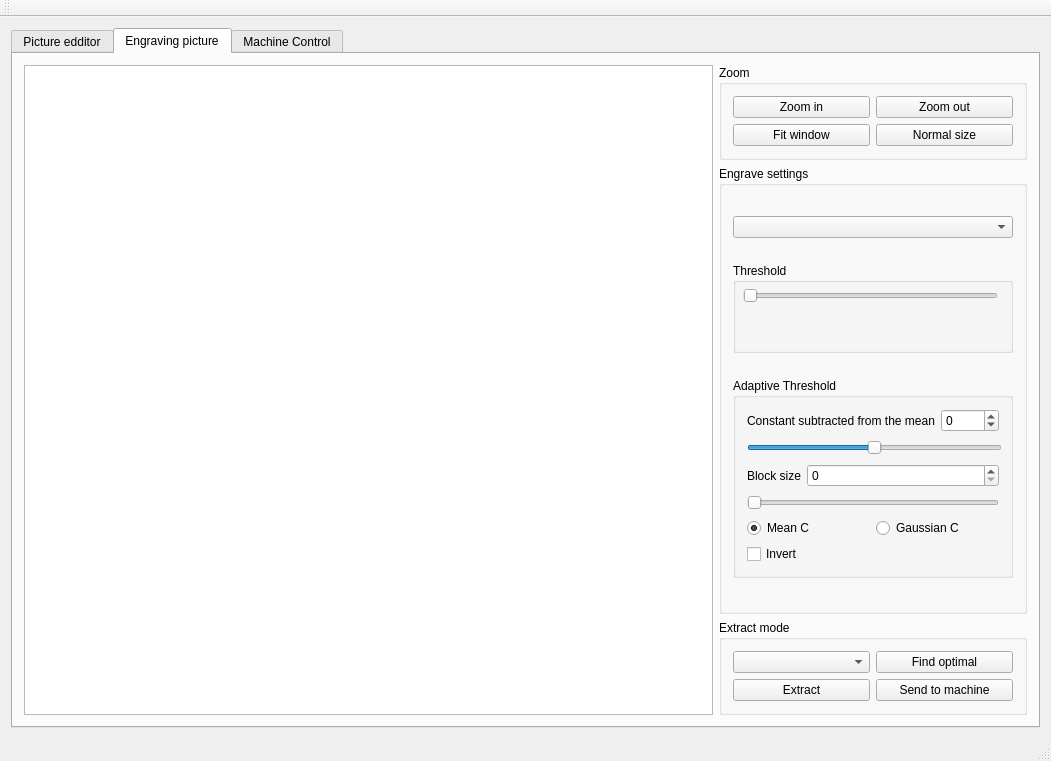
Above: mainwindow/mainwindow.ui from CommName/Cengrave before the change. Below: the same form after it.
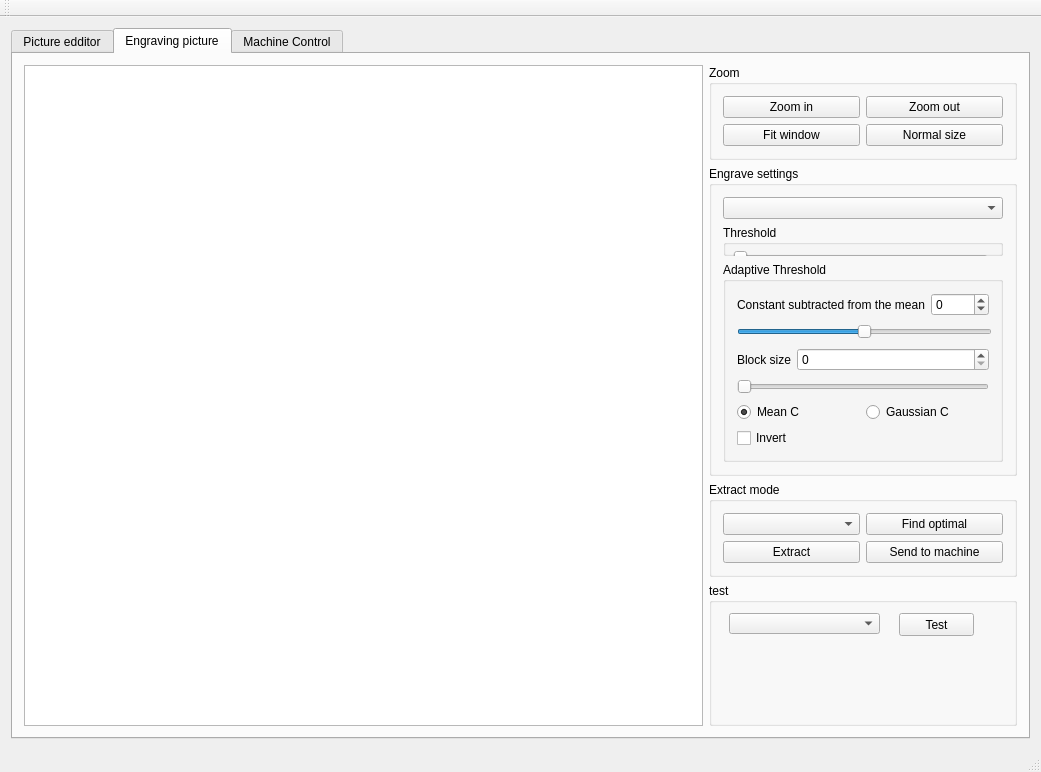
That is the form after the change.

Commit message: Base of the GraphImage class

What changed in the file:
```diff
--- a/mainwindow/mainwindow.ui
+++ b/mainwindow/mainwindow.ui
@@ -6,8 +6,8 @@
    <rect>
     <x>0</x>
     <y>0</y>
-    <width>1051</width>
-    <height>761</height>
+    <width>1041</width>
+    <height>772</height>
    </rect>
   </property>
   <property name="windowTitle">
@@ -354,7 +354,7 @@
          <widget class="QGraphicsView" name="imageViewMode1"/>
         </item>
         <item>
-         <layout class="QVBoxLayout" name="commands_mode1" stretch="0,0,0">
+         <layout class="QVBoxLayout" name="commands_mode1" stretch="0,1,0,1">
           <item>
            <widget class="QGroupBox" name="groupZoom_1">
             <property name="title">
@@ -676,6 +676,36 @@
             </layout>
            </widget>
           </item>
+          <item>
+           <widget class="QGroupBox" name="groupBox_4">
+            <property name="title">
+             <string>test</string>
+            </property>
+            <widget class="QComboBox" name="comboBox_testmode">
+             <property name="geometry">
+              <rect>
+               <x>20</x>
+               <y>30</y>
+               <width>151</width>
+               <height>21</height>
+              </rect>
+             </property>
+            </widget>
+            <widget class="QPushButton" name="button_extract_test">
+             <property name="geometry">
+              <rect>
+               <x>190</x>
+               <y>30</y>
+               <width>75</width>
+               <height>23</height>
+              </rect>
+             </property>
+             <property name="text">
+              <string>Test</string>
+             </property>
+            </widget>
+           </widget>
+          </item>
          </layout>
         </item>
        </layout>
```
Left out of the diff: 20 changed lines with no effect on the pictures. The commit also changes 8 other files.
